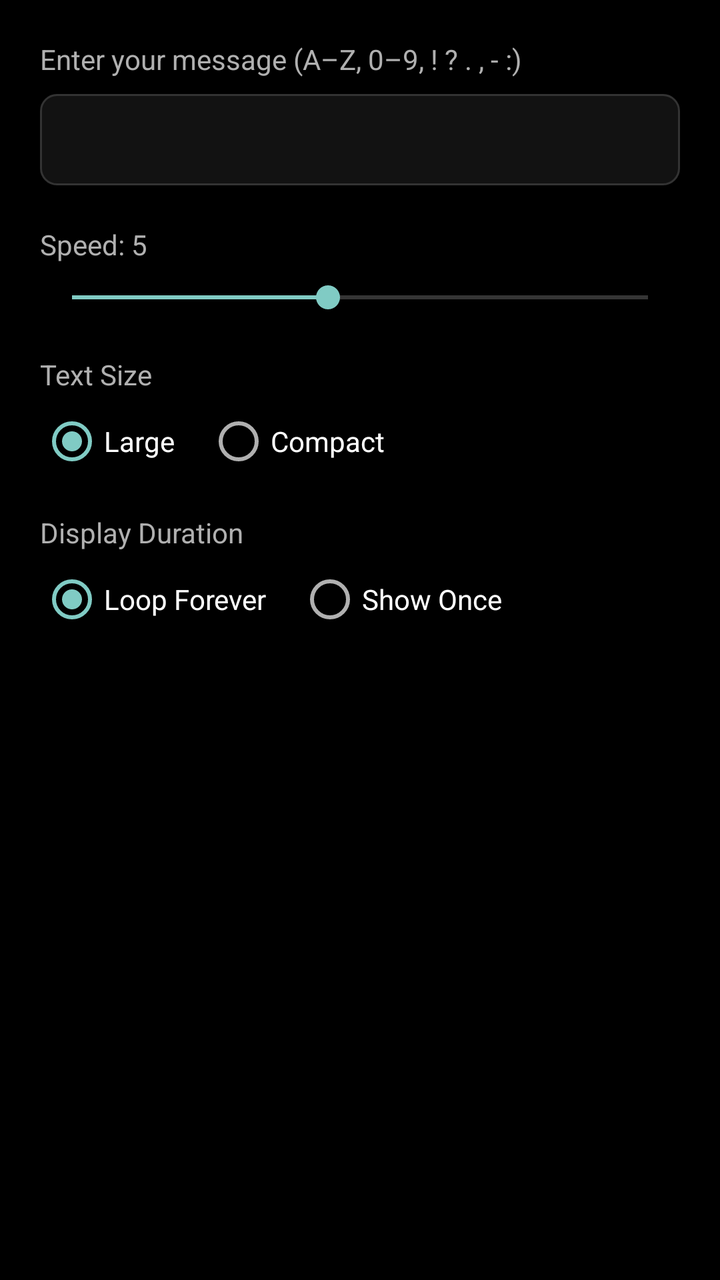
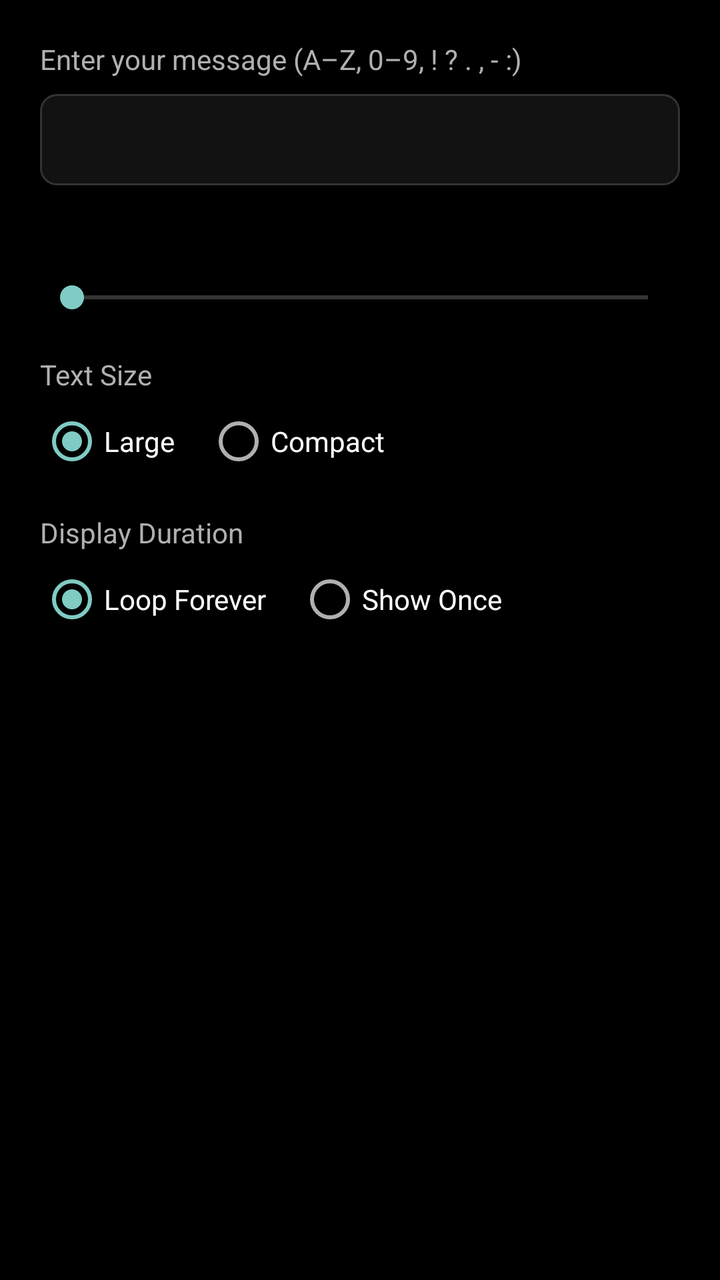

Compare the two renders of this Android layout. The source of the first and the diff that turns it into the second are given below.
<!-- AndroidManifest.xml: application theme Theme.GlyphToys -->
<!-- res/layout/dialog_scrolling_text.xml -->
<?xml version="1.0" encoding="utf-8"?>
<LinearLayout xmlns:android="http://schemas.android.com/apk/res/android"
    android:layout_width="match_parent"
    android:layout_height="wrap_content"
    android:orientation="vertical"
    android:padding="20dp">

    <TextView
        android:layout_width="match_parent"
        android:layout_height="wrap_content"
        android:text="@string/scrolling_text_dialog_hint"
        android:textColor="@color/text_secondary"
        android:textSize="14sp"
        android:layout_marginBottom="8dp" />

    <EditText
        android:id="@+id/editScrollingText"
        android:layout_width="match_parent"
        android:layout_height="wrap_content"
        android:background="@drawable/bg_glyph_item"
        android:padding="12dp"
        android:textColor="@color/white"
        android:textSize="16sp"
        android:inputType="textCapCharacters"
        android:singleLine="true" />

    <TextView
        android:id="@+id/labelSpeed"
        android:layout_width="match_parent"
        android:layout_height="wrap_content"
        android:text="@string/scrolling_text_speed_default"
        android:textColor="@color/text_secondary"
        android:textSize="14sp"
        android:layout_marginTop="20dp"
        android:layout_marginBottom="8dp" />

    <SeekBar
        android:id="@+id/speedSeekBar"
        android:layout_width="match_parent"
        android:layout_height="wrap_content"
        android:max="9"
        android:progress="4" />

    <TextView
        android:layout_width="match_parent"
        android:layout_height="wrap_content"
        android:text="@string/scrolling_text_style"
        android:textColor="@color/text_secondary"
        android:textSize="14sp"
        android:layout_marginTop="20dp"
        android:layout_marginBottom="8dp" />

    <RadioGroup
        android:id="@+id/styleRadioGroup"
        android:layout_width="match_parent"
        android:layout_height="wrap_content"
        android:orientation="horizontal">

        <RadioButton
            android:id="@+id/radioLarge"
            android:layout_width="wrap_content"
            android:layout_height="wrap_content"
            android:text="@string/scrolling_text_style_large"
            android:textColor="@color/white"
            android:checked="true" />

        <RadioButton
            android:id="@+id/radioCompact"
            android:layout_width="wrap_content"
            android:layout_height="wrap_content"
            android:layout_marginStart="16dp"
            android:text="@string/scrolling_text_style_compact"
            android:textColor="@color/white" />

    </RadioGroup>

    <TextView
        android:layout_width="match_parent"
        android:layout_height="wrap_content"
        android:text="@string/scrolling_text_display_duration"
        android:textColor="@color/text_secondary"
        android:textSize="14sp"
        android:layout_marginTop="20dp"
        android:layout_marginBottom="8dp" />

    <RadioGroup
        android:id="@+id/modeRadioGroup"
        android:layout_width="match_parent"
        android:layout_height="wrap_content"
        android:orientation="horizontal">

        <RadioButton
            android:id="@+id/radioPersistent"
            android:layout_width="wrap_content"
            android:layout_height="wrap_content"
            android:text="@string/scrolling_text_mode_persistent"
            android:textColor="@color/white"
            android:checked="true" />

        <RadioButton
            android:id="@+id/radioOnce"
            android:layout_width="wrap_content"
            android:layout_height="wrap_content"
            android:layout_marginStart="16dp"
            android:text="@string/scrolling_text_mode_once"
            android:textColor="@color/white" />

    </RadioGroup>

</LinearLayout>
<!-- resources referenced by this layout -->
<resources>
  <color name="text_secondary">#B0B0B0</color>
  <color name="white">#FFFFFFFF</color>
  <!-- drawable bg_glyph_item (drawable) -->
  <?xml version="1.0" encoding="utf-8"?>
  <shape xmlns:android="http://schemas.android.com/apk/res/android">
      <solid android:color="@color/card_background" />
      <stroke
          android:width="1dp"
          android:color="#333333" />
      <corners android:radius="8dp" />
  </shape>
  <string name="scrolling_text_dialog_hint">Enter your message (A–Z, 0–9, ! ? . , - :)</string>
  <string name="scrolling_text_display_duration">Display Duration</string>
  <string name="scrolling_text_mode_once">Show Once</string>
  <string name="scrolling_text_mode_persistent">Loop Forever</string>
  <string name="scrolling_text_speed_default">Speed: 5</string>
  <string name="scrolling_text_style">Text Size</string>
  <string name="scrolling_text_style_compact">Compact</string>
  <string name="scrolling_text_style_large">Large</string>
  <style name="Theme.GlyphToys" parent="android:Theme.Material.NoActionBar">
          <item name="android:windowBackground">@color/black</item>
          <item name="android:colorBackground">@color/black</item>
          <item name="android:statusBarColor">@color/black</item>
          <item name="android:navigationBarColor">@color/black</item>
          <item name="android:windowLightStatusBar">false</item>
          <item name="android:windowLightNavigationBar">false</item>
          <item name="android:textColorPrimary">@color/white</item>
          <item name="android:textColorSecondary">@color/text_secondary</item>
      </style>
  <color name="card_background">#121212</color>
  <color name="black">#FF000000</color>
</resources>

<!-- the commit's change to res/layout/dialog_scrolling_text.xml (unified diff, before → after) -->
@@ -28,7 +28,6 @@
         android:id="@+id/labelSpeed"
         android:layout_width="match_parent"
         android:layout_height="wrap_content"
-        android:text="@string/scrolling_text_speed_default"
         android:textColor="@color/text_secondary"
         android:textSize="14sp"
         android:layout_marginTop="20dp"
@@ -38,8 +37,8 @@
         android:id="@+id/speedSeekBar"
         android:layout_width="match_parent"
         android:layout_height="wrap_content"
-        android:max="9"
-        android:progress="4" />
+        android:min="8"
+        android:max="40" />
 
     <TextView
         android:layout_width="match_parent"
<!-- resource entries referenced after the edit -->
@@ -15,7 +15,6 @@
   <string name="scrolling_text_display_duration">Display Duration</string>
   <string name="scrolling_text_mode_once">Show Once</string>
   <string name="scrolling_text_mode_persistent">Loop Forever</string>
-  <string name="scrolling_text_speed_default">Speed: 5</string>
   <string name="scrolling_text_style">Text Size</string>
   <string name="scrolling_text_style_compact">Compact</string>
   <string name="scrolling_text_style_large">Large</string>
